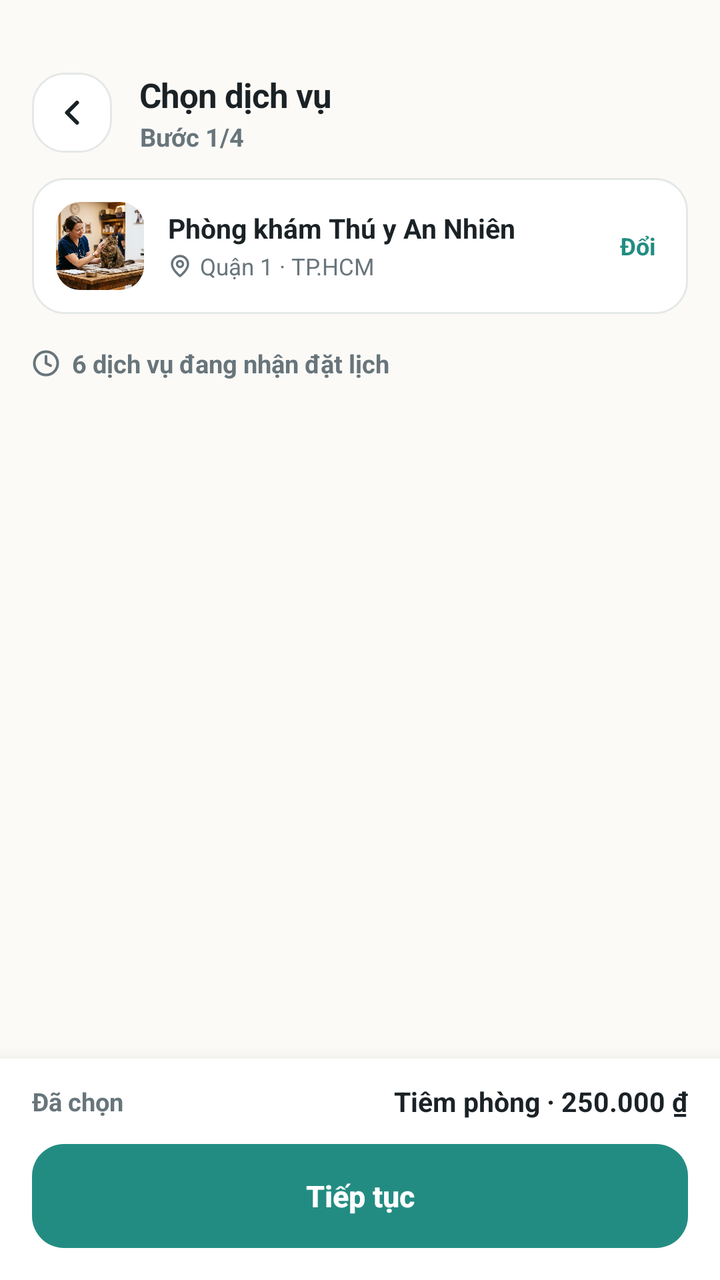
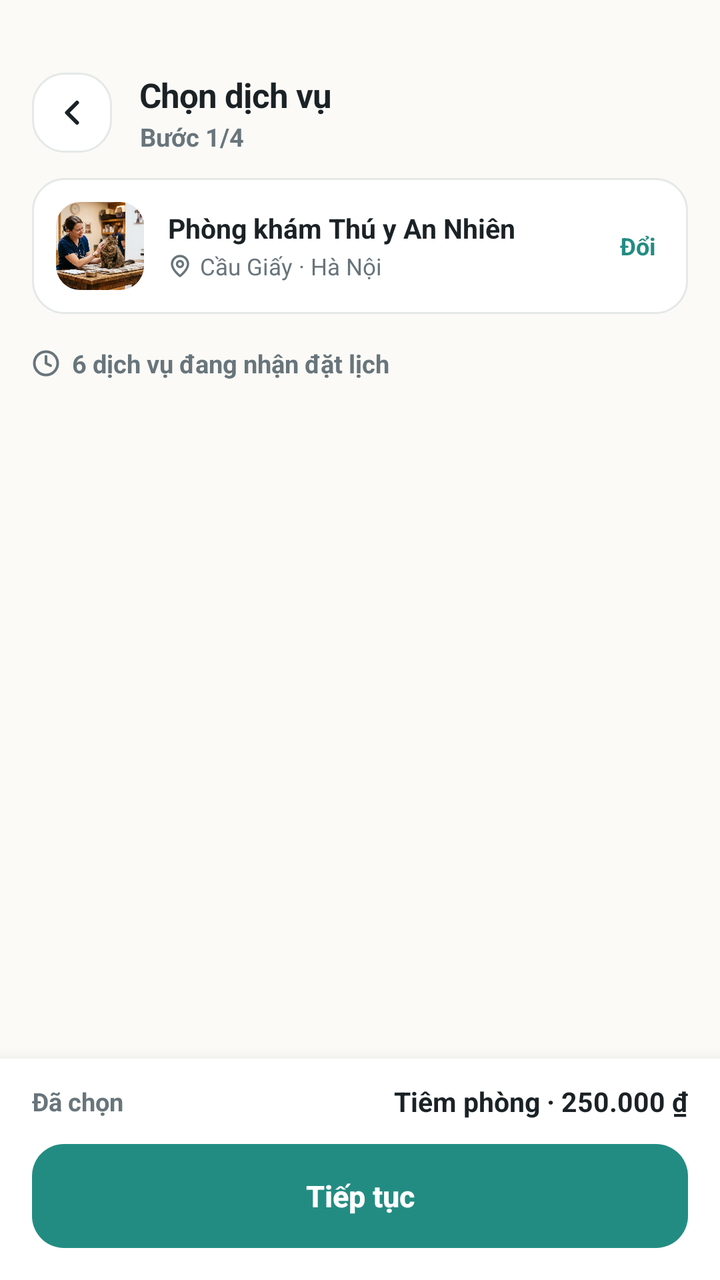

Before-and-after screenshots of an Android layout around one commit, followed by the original layout XML and the change that was made.
<!-- AndroidManifest.xml: application theme Theme.PetcareUI -->
<!-- res/layout/activity_select_service.xml -->
<?xml version="1.0" encoding="utf-8"?>
<FrameLayout xmlns:android="http://schemas.android.com/apk/res/android"
    xmlns:app="http://schemas.android.com/apk/res-auto"
    xmlns:tools="http://schemas.android.com/tools"
    android:layout_width="match_parent"
    android:layout_height="match_parent"
    android:background="@color/surface_background">

    
    <LinearLayout
        android:layout_width="match_parent"
        android:layout_height="match_parent"
        android:orientation="vertical">

        
        <LinearLayout
            android:layout_width="match_parent"
            android:layout_height="wrap_content"
            android:gravity="center_vertical"
            android:orientation="horizontal"
            android:paddingStart="16dp"
            android:paddingTop="36dp"
            android:paddingEnd="16dp"
            android:paddingBottom="12dp">

            
            <ImageButton
                android:id="@+id/btnBack"
                android:layout_width="40dp"
                android:layout_height="40dp"
                android:background="@drawable/bg_floating_glass_btn_light"
                android:contentDescription="Quay lại"
                android:padding="10dp"
                android:scaleType="fitCenter"
                android:src="@drawable/ic_chevron_left"
                android:tint="@color/text_foreground" />

            <LinearLayout
                android:layout_width="0dp"
                android:layout_height="wrap_content"
                android:layout_marginStart="14dp"
                android:layout_weight="1"
                android:orientation="vertical">

                <TextView
                    android:layout_width="wrap_content"
                    android:layout_height="wrap_content"
                    android:letterSpacing="-0.02"
                    android:text="Chọn dịch vụ"
                    android:textColor="@color/text_foreground"
                    android:textSize="17sp"
                    android:textStyle="bold" />

                <TextView
                    android:layout_width="wrap_content"
                    android:layout_height="wrap_content"
                    android:layout_marginTop="1dp"
                    android:text="Bước 1/4"
                    android:textColor="@color/text_muted"
                    android:textSize="12.5sp"
                    android:textStyle="bold" />
            </LinearLayout>
        </LinearLayout>

        
        <LinearLayout
            android:layout_width="match_parent"
            android:layout_height="wrap_content"
            android:paddingStart="16dp"
            android:paddingEnd="16dp"
            android:paddingBottom="12dp">

            <LinearLayout
                android:id="@+id/cardSelectedClinic"
                android:layout_width="match_parent"
                android:layout_height="wrap_content"
                android:background="@drawable/bg_clinic_context_card"
                android:gravity="center_vertical"
                android:orientation="horizontal"
                android:padding="12dp">

                
                <com.google.android.material.imageview.ShapeableImageView
                    android:id="@+id/ivClinicThumb"
                    android:layout_width="44dp"
                    android:layout_height="44dp"
                    android:contentDescription="@null"
                    android:scaleType="centerCrop"
                    android:src="@drawable/img_clinic_cover"
                    app:shapeAppearanceOverlay="@style/RoundedCorner12" />

                <LinearLayout
                    android:layout_width="0dp"
                    android:layout_height="wrap_content"
                    android:layout_marginStart="12dp"
                    android:layout_marginEnd="8dp"
                    android:layout_weight="1"
                    android:orientation="vertical">

                    <TextView
                        android:id="@+id/tvClinicName"
                        android:layout_width="match_parent"
                        android:layout_height="wrap_content"
                        android:ellipsize="end"
                        android:maxLines="1"
                        android:text="Phòng khám Thú y An Nhiên"
                        android:textColor="@color/text_foreground"
                        android:textSize="13.5sp"
                        android:textStyle="bold" />

                    <LinearLayout
                        android:layout_width="match_parent"
                        android:layout_height="wrap_content"
                        android:layout_marginTop="2dp"
                        android:gravity="center_vertical"
                        android:orientation="horizontal">

                        <ImageView
                            android:layout_width="12dp"
                            android:layout_height="12dp"
                            android:contentDescription="@null"
                            android:src="@drawable/ic_map_pin"
                            android:tint="@color/text_muted" />

                        <TextView
                            android:id="@+id/tvClinicArea"
                            android:layout_width="wrap_content"
                            android:layout_height="wrap_content"
                            android:layout_marginStart="4dp"
                            android:ellipsize="end"
                            android:maxLines="1"
                            android:text="Quận 1 · TP.HCM"
                            android:textColor="@color/text_muted"
                            android:textSize="11.5sp" />
                    </LinearLayout>
                </LinearLayout>

                
                <TextView
                    android:id="@+id/tvChangeClinic"
                    android:layout_width="wrap_content"
                    android:layout_height="wrap_content"
                    android:clickable="true"
                    android:focusable="true"
                    android:paddingStart="8dp"
                    android:paddingTop="6dp"
                    android:paddingEnd="4dp"
                    android:paddingBottom="6dp"
                    android:text="Đổi"
                    android:textColor="@color/brand_primary"
                    android:textSize="12sp"
                    android:textStyle="bold" />
            </LinearLayout>
        </LinearLayout>

        
        <androidx.core.widget.NestedScrollView
            android:id="@+id/scrollViewServices"
            android:layout_width="match_parent"
            android:layout_height="0dp"
            android:layout_weight="1"
            android:fillViewport="true"
            android:scrollbars="none">

            <LinearLayout
                android:layout_width="match_parent"
                android:layout_height="wrap_content"
                android:orientation="vertical"
                android:paddingStart="16dp"
                android:paddingEnd="16dp"
                android:paddingBottom="100dp">

                
                <LinearLayout
                    android:layout_width="match_parent"
                    android:layout_height="wrap_content"
                    android:layout_marginTop="4dp"
                    android:layout_marginBottom="12dp"
                    android:gravity="center_vertical"
                    android:orientation="horizontal">

                    <ImageView
                        android:layout_width="14dp"
                        android:layout_height="14dp"
                        android:contentDescription="@null"
                        android:src="@drawable/ic_clock"
                        android:tint="@color/text_muted" />

                    <TextView
                        android:id="@+id/tvServiceCount"
                        android:layout_width="wrap_content"
                        android:layout_height="wrap_content"
                        android:layout_marginStart="6dp"
                        android:text="6 dịch vụ đang nhận đặt lịch"
                        android:textColor="@color/text_muted"
                        android:textSize="12.5sp"
                        android:textStyle="bold" />
                </LinearLayout>

                
                <LinearLayout
                    android:id="@+id/containerServicesList"
                    android:layout_width="match_parent"
                    android:layout_height="wrap_content"
                    android:orientation="vertical" />
            </LinearLayout>
        </androidx.core.widget.NestedScrollView>
    </LinearLayout>

    
    <LinearLayout
        android:id="@+id/layoutStickyBottom"
        android:layout_width="match_parent"
        android:layout_height="wrap_content"
        android:layout_gravity="bottom"
        android:background="@color/surface_card"
        android:elevation="12dp"
        android:orientation="vertical"
        android:paddingStart="16dp"
        android:paddingTop="12dp"
        android:paddingEnd="16dp"
        android:paddingBottom="16dp">

        
        <LinearLayout
            android:layout_width="match_parent"
            android:layout_height="wrap_content"
            android:layout_marginBottom="12dp"
            android:gravity="center_vertical"
            android:orientation="horizontal">

            <TextView
                android:layout_width="wrap_content"
                android:layout_height="wrap_content"
                android:text="Đã chọn"
                android:textColor="@color/text_muted"
                android:textSize="12.5sp"
                android:textStyle="bold" />

            <TextView
                android:id="@+id/tvSelectedServiceSummary"
                android:layout_width="0dp"
                android:layout_height="wrap_content"
                android:layout_marginStart="8dp"
                android:layout_weight="1"
                android:gravity="end"
                android:text="Tiêm phòng · 250.000 ₫"
                android:textColor="@color/text_foreground"
                android:textSize="13.5sp"
                android:textStyle="bold" />
        </LinearLayout>

        
        <android.widget.Button
            android:id="@+id/btnContinue"
            android:layout_width="match_parent"
            android:layout_height="52dp"
            android:background="@drawable/bg_btn_primary"
            android:stateListAnimator="@null"
            android:text="Tiếp tục"
            android:textAllCaps="false"
            android:textColor="@color/white"
            android:textSize="15sp"
            android:textStyle="bold" />
    </LinearLayout>
</FrameLayout>
<!-- resources referenced by this layout -->
<resources>
  <color name="brand_primary">#238C82</color>
  <color name="surface_background">#FBFAF7</color>
  <color name="surface_card">#FFFFFF</color>
  <color name="text_foreground">#1B2226</color>
  <color name="text_muted">#68757B</color>
  <color name="white">#FFFFFFFF</color>
  <!-- drawable bg_btn_primary (drawable) -->
  <?xml version="1.0" encoding="utf-8"?>
  <ripple xmlns:android="http://schemas.android.com/apk/res/android"
      android:color="@color/brand_deep">
      <item>
          <selector>
              <item android:state_enabled="false">
                  <shape android:shape="rectangle">
                      <corners android:radius="16dp" />
                      <solid android:color="@color/surface_muted" />
                  </shape>
              </item>
              <item>
                  <shape android:shape="rectangle">
                      <corners android:radius="16dp" />
                      <solid android:color="@color/brand_primary" />
                  </shape>
              </item>
          </selector>
      </item>
  </ripple>
  <!-- drawable bg_clinic_context_card (drawable) -->
  <?xml version="1.0" encoding="utf-8"?>
  <ripple xmlns:android="http://schemas.android.com/apk/res/android"
      android:color="#14000000">
      <item>
          <shape android:shape="rectangle">
              <corners android:radius="16dp" />
              <solid android:color="@color/surface_card" />
              <stroke
                  android:width="1dp"
                  android:color="@color/stroke_border" />
          </shape>
      </item>
  </ripple>
  <!-- drawable bg_floating_glass_btn_light (drawable) -->
  <?xml version="1.0" encoding="utf-8"?>
  <ripple xmlns:android="http://schemas.android.com/apk/res/android"
      android:color="#1A000000">
      <item>
          <shape android:shape="rectangle">
              <corners android:radius="16dp" />
              <solid android:color="#FFFFFF" />
              <stroke
                  android:width="1dp"
                  android:color="@color/stroke_border" />
          </shape>
      </item>
  </ripple>
  <!-- drawable ic_chevron_left (drawable) -->
  <vector xmlns:android="http://schemas.android.com/apk/res/android"
      android:width="24dp"
      android:height="24dp"
      android:viewportWidth="24"
      android:viewportHeight="24">
      <path
          android:fillColor="#00000000"
          android:strokeColor="#1B2226"
          android:strokeWidth="2.4"
          android:strokeLineCap="round"
          android:strokeLineJoin="round"
          android:pathData="M15,18l-6,-6 6,-6" />
  </vector>
  <!-- drawable ic_clock (drawable) -->
  <vector xmlns:android="http://schemas.android.com/apk/res/android"
      android:width="24dp"
      android:height="24dp"
      android:viewportWidth="24"
      android:viewportHeight="24">
      <path
          android:fillColor="#00000000"
          android:strokeColor="#68757B"
          android:strokeWidth="2.3"
          android:strokeLineCap="round"
          android:strokeLineJoin="round"
          android:pathData="M12,12m-10,0a10,10 0 1,0 20,0a10,10 0 1,0 -20,0" />
      <path
          android:fillColor="#00000000"
          android:strokeColor="#68757B"
          android:strokeWidth="2.3"
          android:strokeLineCap="round"
          android:strokeLineJoin="round"
          android:pathData="M12,6v6l4,2" />
  </vector>
  <style name="RoundedCorner12">
          <item name="cornerSize">12dp</item>
      </style>
  <style name="Theme.PetcareUI" parent="Base.Theme.PetcareUI" />
  <color name="brand_deep">#14534E</color>
  <color name="surface_muted">#F2F1EE</color>
  <color name="stroke_border">#E4E9E7</color>
  <style name="Base.Theme.PetcareUI" parent="Theme.Material3.DayNight.NoActionBar">
          
          
      </style>
  <!-- unchanged entries left out for length: 2 -->
</resources>

<!-- the commit's change to res/layout/activity_select_service.xml (unified diff, before → after) -->
@@ -129,7 +129,7 @@
                             android:layout_marginStart="4dp"
                             android:ellipsize="end"
                             android:maxLines="1"
-                            android:text="Quận 1 · TP.HCM"
+                            android:text="Cầu Giấy · Hà Nội"
                             android:textColor="@color/text_muted"
                             android:textSize="11.5sp" />
                     </LinearLayout>
